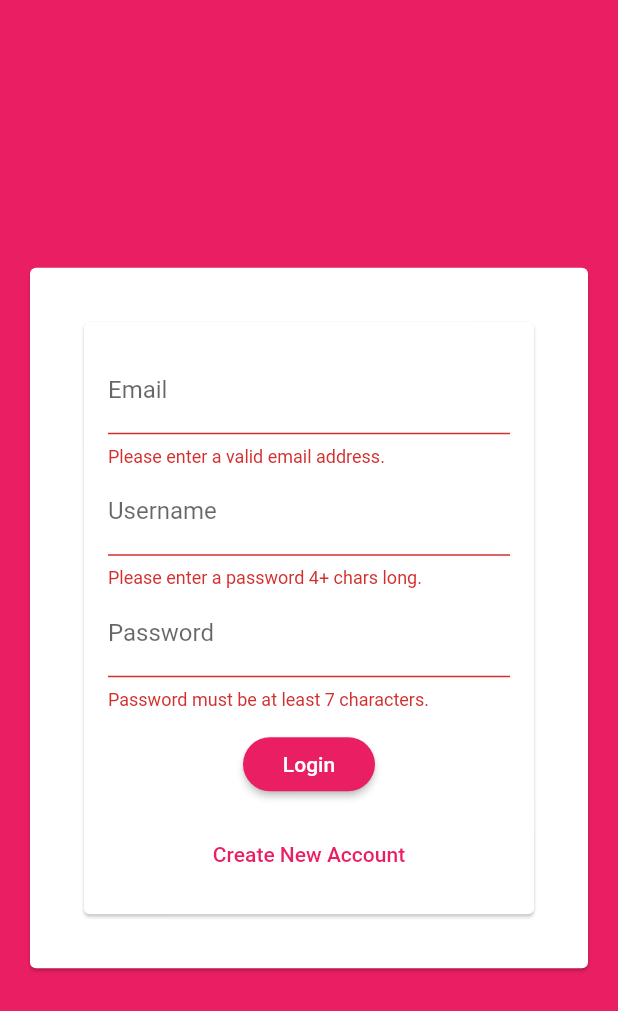
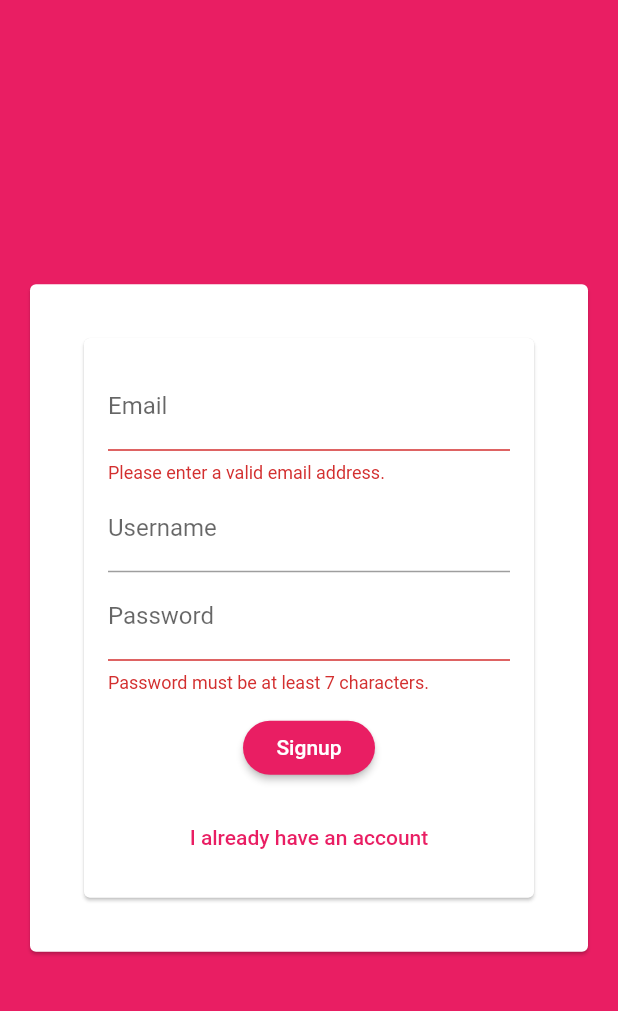
Before and after one commit to Prat2030/Chat_App, a Flutter app: the screen it shows after launch, after a tap on "Login", after a tap on "Create New Account", on a phone screen of 412 x 824 dp. Shown: the top 1011 px of the screen. Run offline on Flutter 3.47's test engine with Material 2 defaults, Android fonts, the phone set to English and light mode, and no system bars; our stand-ins replace cloud_firestore; accounts and stored records are empty.

Commit message:
completed logic of Login/Signup page  but not linked to firestore yet

```diff
--- a/lib/widgets/auth/auth_form.dart
+++ b/lib/widgets/auth/auth_form.dart
@@ -9,9 +9,10 @@ class AuthForm extends StatefulWidget {
 
 class _AuthFormState extends State<AuthForm> {
   final _formKey = GlobalKey<FormState>();
-  String _userEmail = '';
-  String _userName = '';
-  String _userPassword = '';
+  var _isLogin = true;
+  var _userEmail = '';
+  var _userName = '';
+  var _userPassword = '';
 
   void _trySubmit() {
     final isValid = _formKey.currentState.validate();
@@ -39,6 +40,7 @@ class _AuthFormState extends State<AuthForm> {
               mainAxisSize: MainAxisSize.min,
               children: <Widget>[
                 TextFormField(
+                  key: Key('email'),
                   validator: (value) {
                     if (value.isEmpty || !value.contains('@')) {
                       return 'Please enter a valid email address.';
@@ -51,10 +53,12 @@ class _AuthFormState extends State<AuthForm> {
                   ),
                   onSaved: (value) => _userEmail = value,
                 ),
+                if (!_isLogin)
                   TextFormField(
+                    key: Key('username'),
                     validator: (value) {
                       if (value.isEmpty || value.length < 4) {
-                      return 'Please enter a password 4+ chars long.';
+                        return 'Please enter a username 4+ chars long.';
                       }
                       return null;
                     }, // password validator
@@ -64,6 +68,7 @@ class _AuthFormState extends State<AuthForm> {
                     onSaved: (value) => _userName = value,
                   ),
                 TextFormField(
+                  key: Key('password'),
                   validator: (value) {
                     if (value.isEmpty || value.length < 7) {
                       return 'Password must be at least 7 characters.';
@@ -80,7 +85,7 @@ class _AuthFormState extends State<AuthForm> {
                   height: 12,
                 ),
                 RaisedButton(
-                  child: Text('Login'),
+                  child: Text(_isLogin ? 'Login' : 'Signup'),
                   onPressed: _trySubmit,
                 ),
                 SizedBox(
@@ -88,8 +93,14 @@ class _AuthFormState extends State<AuthForm> {
                 ),
                 FlatButton(
                   textColor: Theme.of(context).primaryColor,
-                  onPressed: () {},
-                  child: Text('Create New Account'),
+                  onPressed: () {
+                    setState(() {
+                      _isLogin = !_isLogin;
+                    });
+                  },
+                  child: Text(_isLogin
+                      ? 'Create New Account'
+                      : 'I already have an account'),
                 )
               ],
             ),
```
Lines whose indentation alone changed are shown as unchanged.
